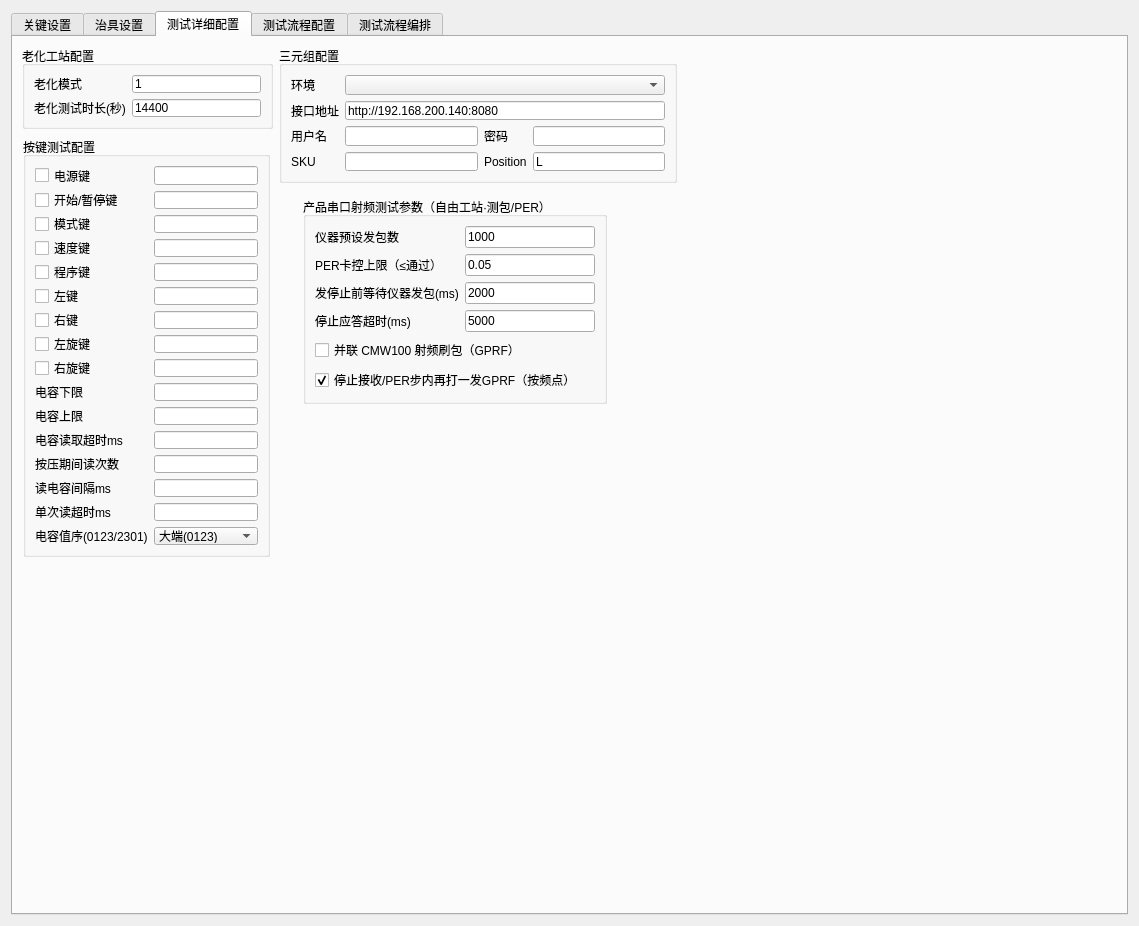
Old version of the form platform/settings/qsetting.ui in the repository yuhuang163/test.
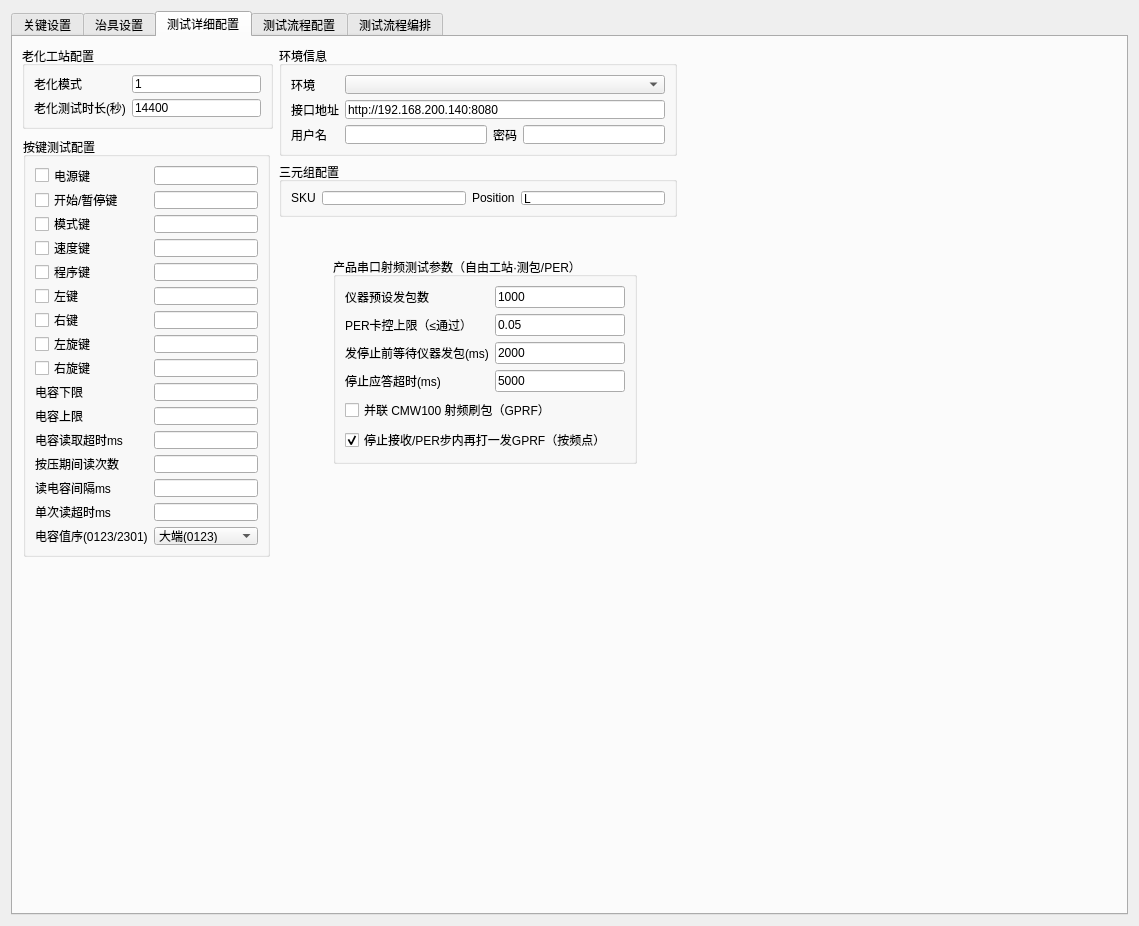
New version of the form. The open tabs and pages were chosen to show the change.

What changed in the file:
```diff
--- a/platform/settings/qsetting.ui
+++ b/platform/settings/qsetting.ui
@@ -2847,19 +2847,19 @@
         </item>
        </layout>
       </widget>
-      <widget class="QGroupBox" name="groupBox_tupleConfig">
+      <widget class="QGroupBox" name="groupBox_tupleEnvironment">
        <property name="geometry">
         <rect>
          <x>266</x>
          <y>9</y>
          <width>398</width>
-         <height>137</height>
+         <height>110</height>
         </rect>
        </property>
        <property name="title">
-        <string>三元组配置</string>
+        <string>环境信息</string>
        </property>
-       <layout class="QGridLayout" name="gridLayout_tupleConfig">
+       <layout class="QGridLayout" name="gridLayout_tupleEnvironment">
         <item row="0" column="0">
          <widget class="QLabel" name="label_tupleEnvironment">
           <property name="text">
@@ -2908,24 +2908,39 @@
           </property>
          </widget>
         </item>
-        <item row="3" column="0">
+       </layout>
+      </widget>
+      <widget class="QGroupBox" name="groupBox_tupleConfig">
+       <property name="geometry">
+        <rect>
+         <x>266</x>
+         <y>125</y>
+         <width>398</width>
+         <height>55</height>
+        </rect>
+       </property>
+       <property name="title">
+        <string>三元组配置</string>
+       </property>
+       <layout class="QGridLayout" name="gridLayout_tupleConfig">
+        <item row="0" column="0">
          <widget class="QLabel" name="label_tupleSku">
           <property name="text">
            <string>SKU</string>
           </property>
          </widget>
         </item>
-        <item row="3" column="1">
+        <item row="0" column="1">
          <widget class="QLineEdit" name="lineEdit_tupleSku"/>
         </item>
-        <item row="3" column="2">
+        <item row="0" column="2">
          <widget class="QLabel" name="label_tuplePosition">
           <property name="text">
            <string>Position</string>
           </property>
          </widget>
         </item>
-        <item row="3" column="3">
+        <item row="0" column="3">
          <widget class="QLineEdit" name="lineEdit_tuplePosition">
           <property name="text">
            <string>L</string>
@@ -3123,8 +3138,8 @@
       <widget class="QGroupBox" name="groupBox_brushInstrument">
        <property name="geometry">
         <rect>
-         <x>290</x>
-         <y>160</y>
+         <x>320</x>
+         <y>220</y>
          <width>304</width>
          <height>207</height>
         </rect>
```
Left out of the diff: 2 changed lines with no effect on the pictures.
